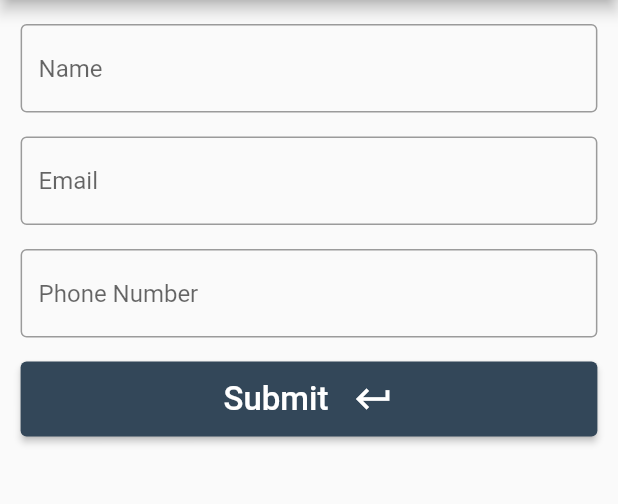
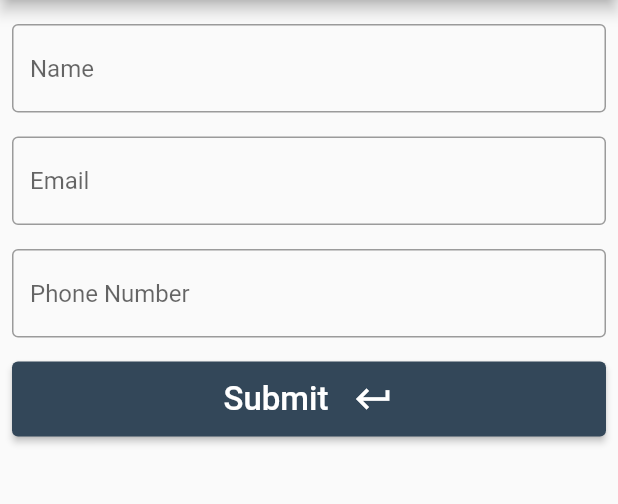
Before and after one commit to amosmilimu/interintel, a Flutter app: the screen it shows after launch, on a phone screen of 412 x 824 dp, the part 84-588 px from its top. Run offline on Flutter 3.47's test engine with Material 2 defaults, Android fonts, the light colour scheme and no system bars; missing offline and left inert: sortedmap.

Commit message:
refactor info

```diff
--- a/lib/pages/home_page.dart
+++ b/lib/pages/home_page.dart
@@ -29,9 +29,8 @@ class _HomePageState extends State<HomePage> {
         body: Builder(
           builder: (context) => Container(
             alignment: Alignment.center,
-            padding: EdgeInsets.symmetric(
-                horizontal: MediaQuery.of(
-                    context).size.width/30),
+            padding: EdgeInsets.symmetric(horizontal:
+            getOrientation(context)?8:32),
             child: Column(
               children: [
                 const SizedBox(height: 16),
--- a/lib/utils/constants.dart
+++ b/lib/utils/constants.dart
@@ -12,3 +12,7 @@ SnackBar getSnackBar(String message,bool error) {
   );
 
 }
+
+bool getOrientation(BuildContext context){
+  return  MediaQuery.of(context).orientation == Orientation.portrait;
+}
```
